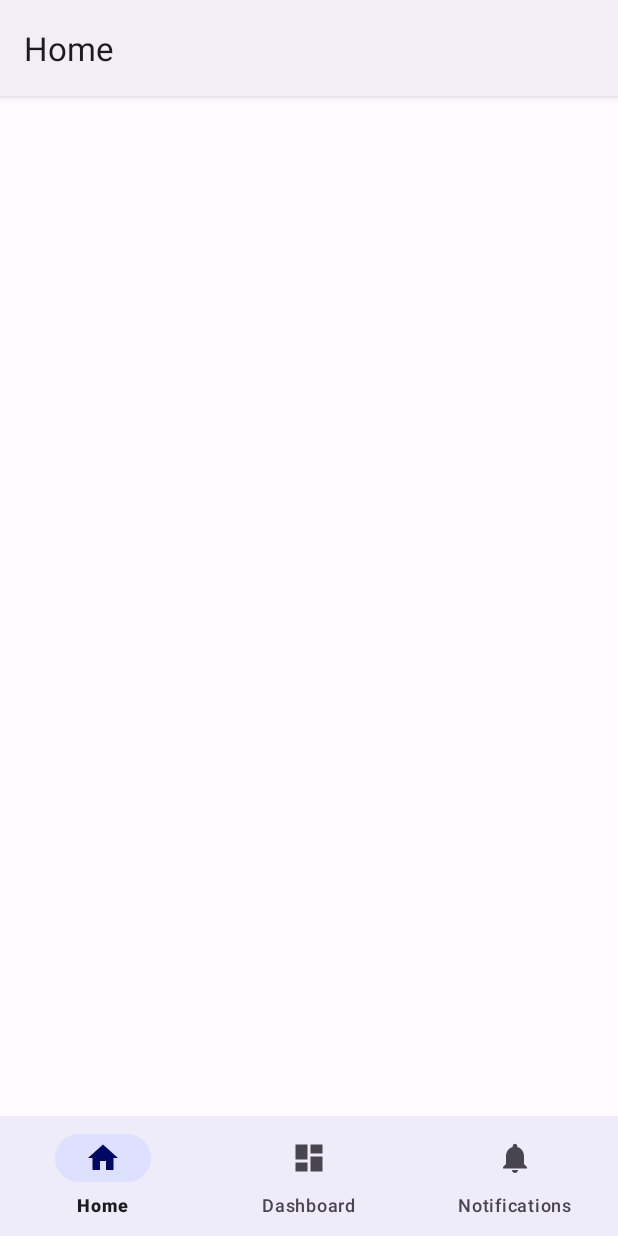
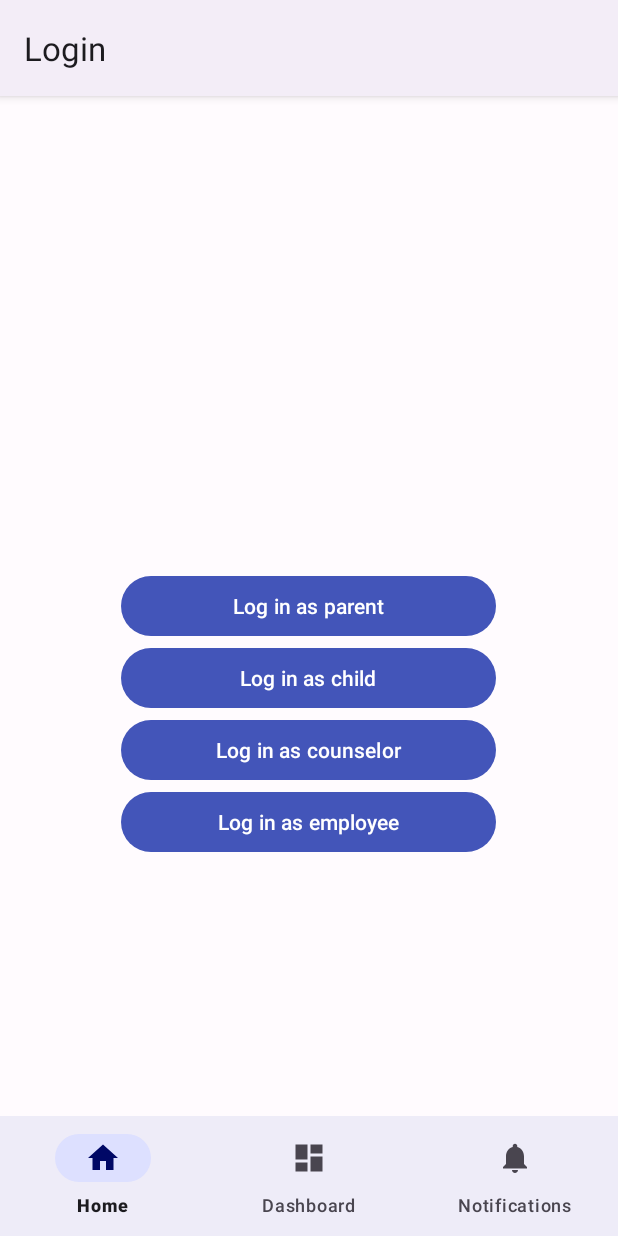
Before and after one commit to sonomedarenome34/Vitaland, an Android app: the screen it shows after launch (MainActivity), on a phone screen of 412 x 824 dp. Run offline under Robolectric (Android 15) with nearby library versions, the phone set to English and light mode, and no system bars; our stand-ins replace Dagger/Hilt's generated code, Room's generated code, navigation-ui; libraries missing offline, so code that uses them is left out: by.kirich1409.viewbindingdelegate; 8 statements that could not run were skipped.

Commit message:
login screen fix data layer

```diff
--- a/app/build.gradle.kts
+++ b/app/build.gradle.kts
@@ -66,9 +66,10 @@ dependencies {
 	implementation("com.squareup.retrofit2:retrofit:$retrofitVersion")
 	implementation("com.squareup.retrofit2:converter-moshi:$retrofitVersion")
 
+	implementation("org.jetbrains.kotlinx:kotlinx-coroutines-android:1.6.1")
 	implementation("androidx.appcompat:appcompat:1.4.1")
 	implementation("com.google.android.material:material:1.6.0")
-	implementation("androidx.lifecycle:lifecycle-viewmodel-ktx:2.4.1")
+	implementation("androidx.lifecycle:lifecycle-runtime-ktx:2.4.1")
 	implementation("androidx.navigation:navigation-fragment-ktx:$navigationVersion")
 	implementation("androidx.navigation:navigation-ui-ktx:$navigationVersion")
 	implementation("com.github.kirich1409:viewbindingpropertydelegate-noreflection:1.5.6")
--- a/app/src/main/java/gg/solrudev/vitaland/di/UseCaseModule.kt
+++ b/app/src/main/java/gg/solrudev/vitaland/di/UseCaseModule.kt
@@ -11,7 +11,7 @@ import gg.solrudev.vitaland.domain.usecase.*
 interface UseCaseModule {
 
 	@Binds
-	fun bindGetParentUserUseCase(getCounselorUserUseCase: GetCounselorUserUseCaseImpl): GetCounselorUserUseCase
+	fun bindGetParentUserUseCase(getParentUserUseCase: GetParentUserUseCaseImpl): GetParentUserUseCase
 
 	@Binds
 	fun bindGetChildUserUseCase(getChildUserUseCase: GetChildUserUseCaseImpl): GetChildUserUseCase
--- a/app/src/main/java/gg/solrudev/vitaland/domain/model/User.kt
+++ b/app/src/main/java/gg/solrudev/vitaland/domain/model/User.kt
@@ -1,4 +1,6 @@
 package gg.solrudev.vitaland.domain.model
+
+import java.io.Serializable
 
 data class User(
 	val id: Int,
@@ -6,4 +8,4 @@ data class User(
 	val email: String,
 	val phone: String,
 	val role: UserRole
-)
+) : Serializable
--- a/app/src/main/java/gg/solrudev/vitaland/domain/usecase/GetChildUserUseCase.kt
+++ b/app/src/main/java/gg/solrudev/vitaland/domain/usecase/GetChildUserUseCase.kt
@@ -5,7 +5,7 @@ import gg.solrudev.vitaland.domain.repository.UserRepository
 import javax.inject.Inject
 
 interface GetChildUserUseCase {
-	suspend fun invoke(): User
+	suspend operator fun invoke(): User
 }
 
 class GetChildUserUseCaseImpl @Inject constructor(
--- a/app/src/main/java/gg/solrudev/vitaland/domain/usecase/GetCounselorUserUseCase.kt
+++ b/app/src/main/java/gg/solrudev/vitaland/domain/usecase/GetCounselorUserUseCase.kt
@@ -5,11 +5,11 @@ import gg.solrudev.vitaland.domain.repository.UserRepository
 import javax.inject.Inject
 
 interface GetCounselorUserUseCase {
-	suspend fun invoke(): User
+	suspend operator fun invoke(): User
 }
 
 class GetCounselorUserUseCaseImpl @Inject constructor(
 	private val userRepository: UserRepository
-) : GetChildUserUseCase {
-	override suspend fun invoke() = userRepository.getUserById(5)!!
+) : GetCounselorUserUseCase {
+	override suspend fun invoke() = userRepository.getUserById(4)!!
 }
--- a/app/src/main/java/gg/solrudev/vitaland/domain/usecase/GetEmployeeUserUseCase.kt
+++ b/app/src/main/java/gg/solrudev/vitaland/domain/usecase/GetEmployeeUserUseCase.kt
@@ -5,11 +5,11 @@ import gg.solrudev.vitaland.domain.repository.UserRepository
 import javax.inject.Inject
 
 interface GetEmployeeUserUseCase {
-	suspend fun invoke(): User
+	suspend operator fun invoke(): User
 }
 
 class GetEmployeeUserUseCaseImpl @Inject constructor(
 	private val userRepository: UserRepository
-) : GetChildUserUseCase {
+) : GetEmployeeUserUseCase {
 	override suspend fun invoke() = userRepository.getUserById(5)!!
 }
--- a/app/src/main/java/gg/solrudev/vitaland/domain/usecase/GetParentUserUseCase.kt
+++ b/app/src/main/java/gg/solrudev/vitaland/domain/usecase/GetParentUserUseCase.kt
@@ -5,11 +5,11 @@ import gg.solrudev.vitaland.domain.repository.UserRepository
 import javax.inject.Inject
 
 interface GetParentUserUseCase {
-	suspend fun invoke(): User
+	suspend operator fun invoke(): User
 }
 
 class GetParentUserUseCaseImpl @Inject constructor(
 	private val userRepository: UserRepository
-) : GetChildUserUseCase {
+) : GetParentUserUseCase {
 	override suspend fun invoke() = userRepository.getUserById(1)!!
 }
--- a/app/src/main/java/gg/solrudev/vitaland/ui/MainActivity.kt
+++ b/app/src/main/java/gg/solrudev/vitaland/ui/MainActivity.kt
@@ -2,6 +2,7 @@ package gg.solrudev.vitaland.ui
 
 import android.os.Bundle
 import androidx.appcompat.app.AppCompatActivity
+import androidx.core.view.isVisible
 import androidx.navigation.findNavController
 import androidx.navigation.ui.AppBarConfiguration
 import androidx.navigation.ui.setupActionBarWithNavController
@@ -22,9 +23,12 @@ class MainActivity : AppCompatActivity(R.layout.activity_main) {
 		val navController = findNavController(R.id.nav_host_fragment_activity_main)
 		val appBarConfiguration = AppBarConfiguration(
 			setOf(
-				R.id.navigation_home, R.id.navigation_dashboard, R.id.navigation_notifications
+				R.id.navigation_login, R.id.navigation_home, R.id.navigation_dashboard, R.id.navigation_notifications
 			)
 		)
+		navController.addOnDestinationChangedListener { _, destination, _ ->
+			binding.navView.isVisible = destination.id != R.id.navigation_login
+		}
 		setupActionBarWithNavController(navController, appBarConfiguration)
 		binding.navView.setupWithNavController(navController)
 	}
--- a/app/src/main/java/gg/solrudev/vitaland/ui/dashboard/DashboardFragment.kt
+++ b/app/src/main/java/gg/solrudev/vitaland/ui/dashboard/DashboardFragment.kt
@@ -1,9 +1,11 @@
 package gg.solrudev.vitaland.ui.dashboard
 
 import android.os.Bundle
+import android.util.Log
 import android.view.View
 import androidx.fragment.app.Fragment
 import androidx.fragment.app.viewModels
+import androidx.navigation.fragment.navArgs
 import by.kirich1409.viewbindingdelegate.viewBinding
 import gg.solrudev.vitaland.R
 import gg.solrudev.vitaland.databinding.FragmentDashboardBinding
@@ -12,8 +14,10 @@ class DashboardFragment : Fragment(R.layout.fragment_dashboard) {
 
 	private val binding by viewBinding(FragmentDashboardBinding::bind)
 	private val dashboardViewModel by viewModels<DashboardViewModel>()
+	private val args by navArgs<DashboardFragmentArgs>()
 
 	override fun onViewCreated(view: View, savedInstanceState: Bundle?) {
+		Log.d("DashboardFragment", args.user.toString())
 		val textView = binding.textDashboard
 		dashboardViewModel.text.observe(viewLifecycleOwner) {
 			textView.text = it
--- /dev/null
+++ b/app/src/main/java/gg/solrudev/vitaland/ui/login/LoginFragment.kt
@@ -0,0 +1,57 @@
+package gg.solrudev.vitaland.ui.login
+
+import android.os.Bundle
+import android.view.View
+import androidx.fragment.app.Fragment
+import androidx.fragment.app.viewModels
+import androidx.lifecycle.Lifecycle
+import androidx.lifecycle.lifecycleScope
+import androidx.lifecycle.repeatOnLifecycle
+import androidx.navigation.fragment.findNavController
+import by.kirich1409.viewbindingdelegate.viewBinding
+import dagger.hilt.android.AndroidEntryPoint
+import gg.solrudev.vitaland.MobileNavigationDirections
+import gg.solrudev.vitaland.R
+import gg.solrudev.vitaland.databinding.FragmentLoginBinding
+import kotlinx.coroutines.launch
+
+@AndroidEntryPoint
+class LoginFragment : Fragment(R.layout.fragment_login) {
+
+	private val binding by viewBinding(FragmentLoginBinding::bind)
+	private val viewModel by viewModels<LoginViewModel>()
+
+	override fun onViewCreated(view: View, savedInstanceState: Bundle?) {
+		setupNavigation()
+		observeUiState()
+	}
+
+	private fun setupNavigation() {
+		binding.buttonLoginParent.setOnClickListener {
+			viewModel.loginAsParent()
+		}
+		binding.buttonLoginChild.setOnClickListener {
+			viewModel.loginAsChild()
+		}
+		binding.buttonLoginCounselor.setOnClickListener {
+			viewModel.loginAsCounselor()
+		}
+		binding.buttonLoginEmployee.setOnClickListener {
+			viewModel.loginAsEmployee()
+		}
+	}
+
+	private fun observeUiState() {
+		viewLifecycleOwner.lifecycleScope.launch {
+			viewLifecycleOwner.repeatOnLifecycle(Lifecycle.State.STARTED) {
+				viewModel.collect {
+					if (it.user != null) {
+						val toProfileScreen = MobileNavigationDirections.actionGlobalProfile(it.user)
+						findNavController().navigate(toProfileScreen)
+						viewModel.navigatedToProfile()
+					}
+				}
+			}
+		}
+	}
+}
--- /dev/null
+++ b/app/src/main/java/gg/solrudev/vitaland/ui/login/LoginUiState.kt
@@ -0,0 +1,5 @@
+package gg.solrudev.vitaland.ui.login
+
+import gg.solrudev.vitaland.domain.model.User
+
+data class LoginUiState(val user: User? = null)
--- /dev/null
+++ b/app/src/main/java/gg/solrudev/vitaland/ui/login/LoginViewModel.kt
@@ -0,0 +1,68 @@
+package gg.solrudev.vitaland.ui.login
+
+import androidx.lifecycle.ViewModel
+import androidx.lifecycle.viewModelScope
+import dagger.hilt.android.lifecycle.HiltViewModel
+import gg.solrudev.vitaland.domain.usecase.GetChildUserUseCase
+import gg.solrudev.vitaland.domain.usecase.GetCounselorUserUseCase
+import gg.solrudev.vitaland.domain.usecase.GetEmployeeUserUseCase
+import gg.solrudev.vitaland.domain.usecase.GetParentUserUseCase
+import kotlinx.coroutines.flow.Flow
+import kotlinx.coroutines.flow.FlowCollector
+import kotlinx.coroutines.flow.MutableStateFlow
+import kotlinx.coroutines.flow.update
+import kotlinx.coroutines.launch
+import javax.inject.Inject
+
+@HiltViewModel
+class LoginViewModel @Inject constructor(
+	private val getParentUserUseCase: GetParentUserUseCase,
+	private val getChildUserUseCase: GetChildUserUseCase,
+	private val getCounselorUserUseCase: GetCounselorUserUseCase,
+	private val getEmployeeUserUseCase: GetEmployeeUserUseCase
+) : ViewModel(), Flow<LoginUiState> {
+
+	private val uiState = MutableStateFlow(LoginUiState())
+
+	override suspend fun collect(collector: FlowCollector<LoginUiState>) = uiState.collect(collector)
+
+	fun loginAsParent() {
+		viewModelScope.launch {
+			val parentUser = getParentUserUseCase()
+			uiState.update {
+				it.copy(user = parentUser)
+			}
+		}
+	}
+
+	fun loginAsChild() {
+		viewModelScope.launch {
+			val childUser = getChildUserUseCase()
+			uiState.update {
+				it.copy(user = childUser)
+			}
+		}
+	}
+
+	fun loginAsCounselor() {
+		viewModelScope.launch {
+			val counselorUser = getCounselorUserUseCase()
+			uiState.update {
+				it.copy(user = counselorUser)
+			}
+		}
+	}
+
+	fun loginAsEmployee() {
+		viewModelScope.launch {
+			val employeeUser = getEmployeeUserUseCase()
+			uiState.update {
+				it.copy(user = employeeUser)
+			}
+		}
+	}
+
+	fun navigatedToProfile() = uiState.update {
+		it.copy(user = null)
+	}
+}
--- /dev/null
+++ b/app/src/main/res/layout/fragment_login.xml
@@ -0,0 +1,37 @@
+<?xml version="1.0" encoding="utf-8"?>
+<LinearLayout xmlns:android="http://schemas.android.com/apk/res/android"
+	android:layout_width="match_parent"
+	android:layout_height="match_parent"
+	android:gravity="center_vertical"
+	android:orientation="vertical">
+
+	<Button
+		android:id="@+id/button_login_parent"
+		android:layout_width="250dp"
+		android:layout_height="wrap_content"
+		android:layout_gravity="center"
+		android:text="@string/log_in_as_parent" />
+
+	<Button
+		android:id="@+id/button_login_child"
+		android:layout_width="250dp"
+		android:layout_height="wrap_content"
+		android:layout_gravity="center"
+		android:text="@string/log_in_as_child" />
+
+	<Button
+		android:id="@+id/button_login_counselor"
+		android:layout_width="250dp"
+		android:layout_height="wrap_content"
+		android:layout_gravity="center"
+		android:text="@string/log_in_as_counselor" />
+
+	<Button
+		android:id="@+id/button_login_employee"
+		android:layout_width="250dp"
+		android:layout_height="wrap_content"
+		android:layout_gravity="center"
+		android:text="@string/log_in_as_employee" />
+
+
+</LinearLayout>
--- a/app/src/main/res/navigation/mobile_navigation.xml
+++ b/app/src/main/res/navigation/mobile_navigation.xml
@@ -3,7 +3,17 @@
 	xmlns:app="http://schemas.android.com/apk/res-auto"
 	xmlns:tools="http://schemas.android.com/tools"
 	android:id="@+id/mobile_navigation"
-	app:startDestination="@+id/navigation_home">
+	app:startDestination="@+id/navigation_login">
+
+	<action
+		android:id="@+id/action_global_profile"
+		app:destination="@id/navigation_dashboard" />
+
+	<fragment
+		android:id="@+id/navigation_login"
+		android:name="gg.solrudev.vitaland.ui.login.LoginFragment"
+		android:label="@string/title_login"
+		tools:layout="@layout/fragment_login" />
 
 	<fragment
 		android:id="@+id/navigation_home"
@@ -15,7 +25,11 @@
 		android:id="@+id/navigation_dashboard"
 		android:name="gg.solrudev.vitaland.ui.dashboard.DashboardFragment"
 		android:label="@string/title_dashboard"
-		tools:layout="@layout/fragment_dashboard" />
+		tools:layout="@layout/fragment_dashboard">
+		<argument
+			android:name="user"
+			app:argType="gg.solrudev.vitaland.domain.model.User" />
+	</fragment>
 
 	<fragment
 		android:id="@+id/navigation_notifications"
--- a/app/src/main/res/values/strings.xml
+++ b/app/src/main/res/values/strings.xml
@@ -1,6 +1,11 @@
 <resources>
-	<string name="app_name">Vitaland</string>
+	<string name="app_name" translatable="false">Vitaland</string>
+	<string name="title_login">Login</string>
 	<string name="title_home">Home</string>
 	<string name="title_dashboard">Dashboard</string>
 	<string name="title_notifications">Notifications</string>
+	<string name="log_in_as_parent">Log in as parent</string>
+	<string name="log_in_as_child">Log in as child</string>
+	<string name="log_in_as_counselor">Log in as counselor</string>
+	<string name="log_in_as_employee">Log in as employee</string>
 </resources>
```
Also changed, not shown: app/src/main/assets/vitaland.db, 1 other file.
